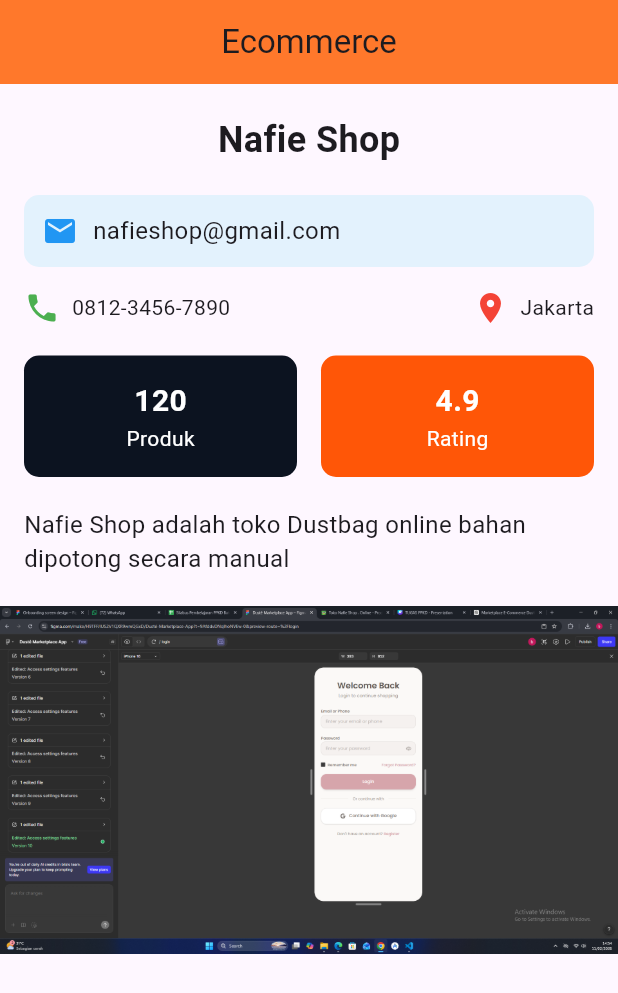
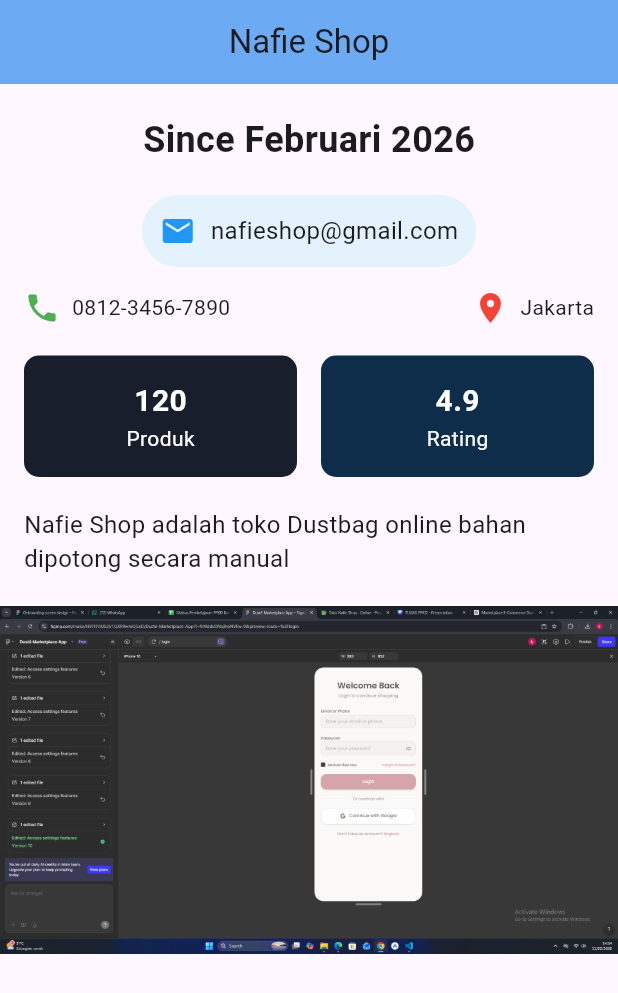
Before and after one commit to nblksy/belajar_flutter, a Flutter app: the screen it shows after launch, on a phone screen of 412 x 824 dp. Shown: the top 993 px of the screen. Run offline on Flutter 3.47's test engine with Material 3 defaults, Android fonts, the phone set to English and light mode, and no system bars.

Commit message:
tugas2flutter

```diff
--- a/lib/tugas_2/tugas_2.dart
+++ b/lib/tugas_2/tugas_2.dart
@@ -7,9 +7,9 @@ class ProfilTokoPage extends StatelessWidget {
   Widget build(BuildContext context) {
     return Scaffold(
       appBar: AppBar(
-        title: Text("Ecommerce"),
+        title: Text("Nafie Shop"),
         centerTitle: true,
-        backgroundColor: Color.fromARGB(255, 255, 120, 43),
+        backgroundColor: Color.fromARGB(255, 108, 171, 243),
       ),
 
       //NO.2
@@ -18,7 +18,7 @@ class ProfilTokoPage extends StatelessWidget {
           SizedBox(height: 20),
           Center(
             child: Text(
-              "Nafie Shop",
+              "Since Februari 2026",
               style: TextStyle(fontSize: 24, fontWeight: FontWeight.bold),
             ),
           ),
@@ -28,12 +28,13 @@ class ProfilTokoPage extends StatelessWidget {
           Padding(
             padding: EdgeInsets.symmetric(horizontal: 16),
             child: Container(
-              padding: EdgeInsets.all(12),
+              padding: EdgeInsets.symmetric(horizontal: 12, vertical: 12),
               decoration: BoxDecoration(
                 color: Colors.blue.shade50,
-                borderRadius: BorderRadius.circular(10),
+                borderRadius: BorderRadius.circular(30),
               ),
               child: Row(
+                mainAxisSize: MainAxisSize.min,
                 children: [
                   Icon(Icons.email, color: Colors.blue),
                   SizedBox(width: 10),
@@ -69,7 +70,7 @@ class ProfilTokoPage extends StatelessWidget {
                     padding: EdgeInsets.all(16),
                     margin: EdgeInsets.only(right: 8),
                     decoration: BoxDecoration(
-                      color: Color.fromARGB(255, 12, 19, 32),
+                      color: Color.fromARGB(255, 24, 30, 43),
                       borderRadius: BorderRadius.circular(10),
                     ),
                     child: Column(
@@ -92,7 +93,7 @@ class ProfilTokoPage extends StatelessWidget {
                     padding: EdgeInsets.all(16),
                     margin: EdgeInsets.only(left: 8),
                     decoration: BoxDecoration(
-                      color: Color.fromARGB(255, 255, 86, 7),
+                      color: Color.fromARGB(255, 13, 45, 75),
                       borderRadius: BorderRadius.circular(10),
                     ),
                     child: Column(
```
Also changed, not shown: assets/images/logo.png (added), assets/images/produk.png (added).
